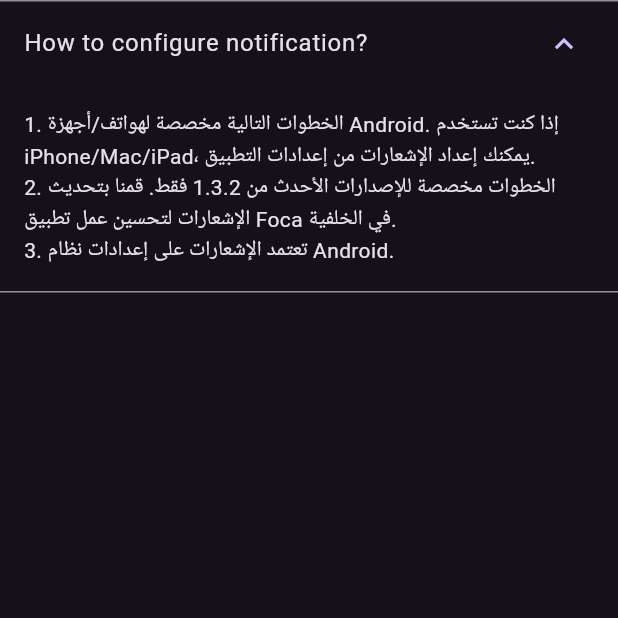
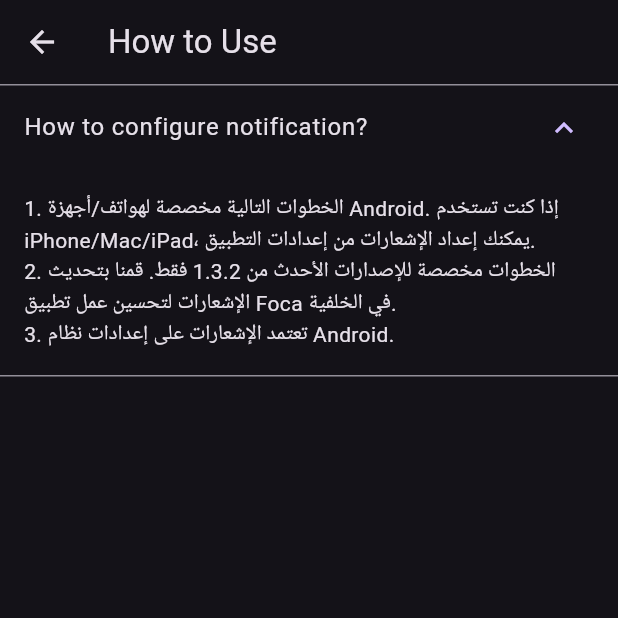
Before and after one commit to khaledgomah/silent_space, a Flutter app: the HowToUseScreen screen opened by its route, after a tap on "How to configure notification?", on a phone screen of 412 x 824 dp, the top half of it. Run offline on Flutter 3.47's test engine with Material 3 defaults, Android fonts, the phone set to English and light mode, and no system bars; our stand-ins replace circular_countdown_timer, flutter_bloc, font_awesome_flutter, get_it, shared_preferences; missing offline and left inert: mrx_charts; accounts and stored records are empty.

Commit message:
add AboutAppScreen; update routing to include AboutAppScreen and enhance HowToUseScreen with an AppBar

```diff
--- a/lib/core/utils/on_generate_route.dart
+++ b/lib/core/utils/on_generate_route.dart
@@ -1,5 +1,6 @@
 import 'package:flutter/material.dart';
 import 'package:flutter_bloc/flutter_bloc.dart';
+import 'package:silent_space/features/setting/presentation/about_app_screen.dart';
 import 'package:silent_space/features/setting/presentation/categories_screen.dart';
 import 'package:silent_space/features/setting/presentation/how_to_use_screen.dart';
 import 'package:silent_space/features/splash/presentation/views/splash_view.dart';
@@ -16,8 +17,10 @@ Route<dynamic> onGenerateRoute(RouteSettings settings) {
               create: (context) => TimerCubit(), child: const HomeView()));
     case RoutesName.howToUse:
       return MaterialPageRoute(builder: (context) => const HowToUseScreen());
-      case RoutesName.categories:
+    case RoutesName.categories:
       return MaterialPageRoute(builder: (context) => const CategoriesScreen());
+    case RoutesName.aboutApp:
+      return MaterialPageRoute(builder: (context) => const AboutAppScreen());
     default:
       return MaterialPageRoute(builder: (context) => const _UnknownPage());
   }
@@ -45,4 +48,5 @@ class RoutesName {
   static const String homeView = '/home';
   static const String howToUse = '/howToUse';
   static const String categories = '/categories';
+  static const String aboutApp = '/aboutApp';
 }
--- a/lib/features/setting/presentation/how_to_use_screen.dart
+++ b/lib/features/setting/presentation/how_to_use_screen.dart
@@ -15,6 +15,9 @@ class HowToUseScreen extends StatelessWidget {
       ),
     ];
     return Scaffold(
+      appBar: AppBar(
+        title: Text(S.of(context).howToUse),
+      ),
       body: ListView.builder(
         itemCount: questions.length,
         itemBuilder: (context, index) => QuestionWidget(
```
Also changed, not shown: lib/features/setting/presentation/about_app_screen.dart (added, +43 -0 lines), lib/features/setting/presentation/setting_sceen.dart (+15 -10 lines).
